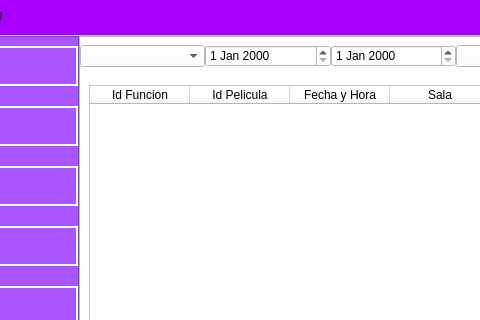
LeandroMuzalski1843/Proyecto_Final_Practicas_II, file ui/menu.ui: the form before one commit; both pictures show x 122 to 602 and y 0 to 320 of the 785 by 628 pixel window.
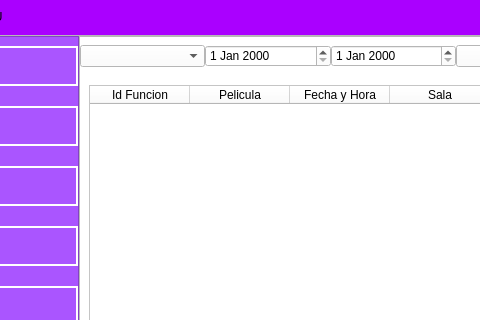
The form after the commit. Icons and pictures are not drawn.

Commit message: Se cambio el form de los ui por sus nombres y se soluciono el none por pelicula eliminada

```diff
--- a/ui/menu.ui
+++ b/ui/menu.ui
@@ -764,7 +764,7 @@
                       </column>
                       <column>
                        <property name="text">
-                        <string>Id Pelicula</string>
+                        <string>Pelicula</string>
                        </property>
                       </column>
                       <column>
```
Left out of the diff: 6 changed lines with no effect on the pictures. The commit also changes 13 other files.
